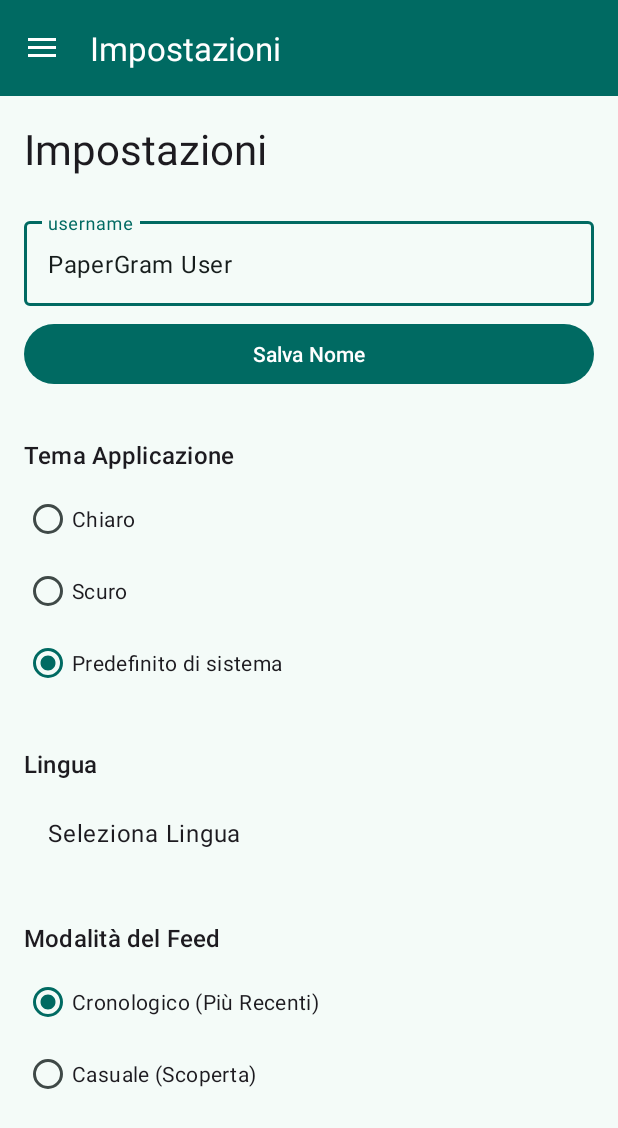
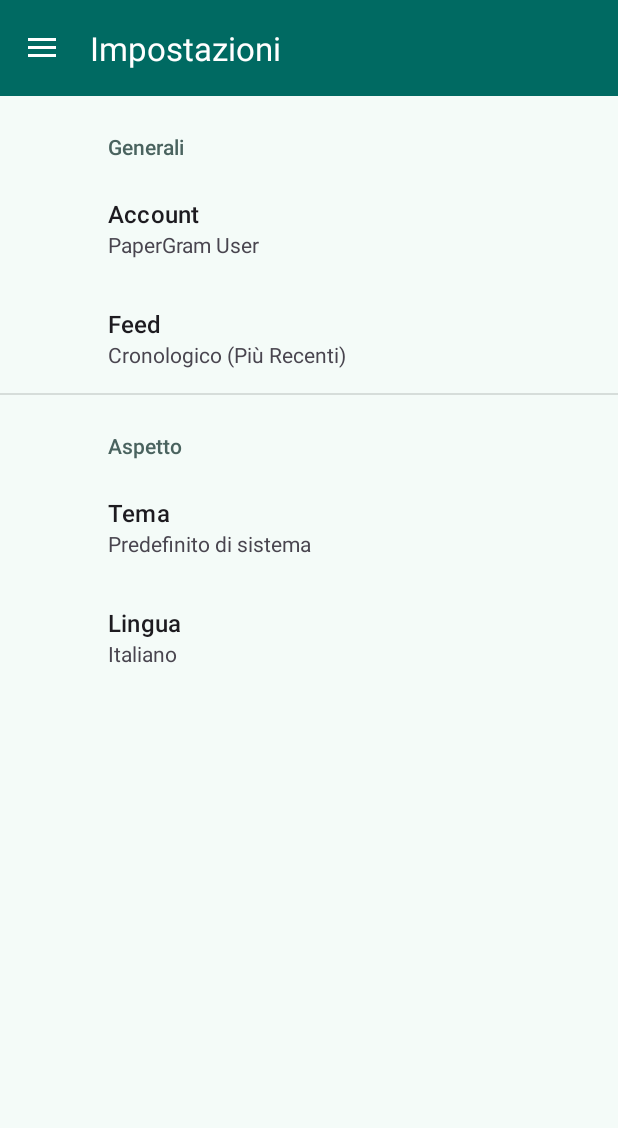
Before and after one commit to andreaturchet/PaperGram, an Android app: the MainActivity screen opened directly, with no data from a screen before it, in the side drawer, after a tap on "Impostazioni", on a phone screen of 412 x 824 dp. Shown: the top 1128 px of the screen. Run offline under Robolectric (Android 15) with nearby library versions, the phone set to English and light mode, and no system bars; our stand-ins replace FlexboxLayout, Room's generated code, Shimmer, androidx.preference, navigation-ui; 2 statements that could not run were skipped.

Commit message:
Resolve navigation and data mapping issues
This commit fixes critical bugs introduced during the recent settings and feed refactoring.

- Resolves a crash when navigating within the settings screen by ensuring all navigation is handled by the Jetpack Navigation Component.
- Fixes an issue where PDF links failed to load by implementing a more robust link generation strategy in the `PaperMapper`, making it independent of inconsistent API data.

```diff
--- a/app/build.gradle.kts
+++ b/app/build.gradle.kts
@@ -77,6 +77,7 @@ dependencies {
     implementation(libs.androidx.swiperefreshlayout)
     implementation(libs.shimmer)
     implementation(libs.photoview)
+    implementation("androidx.preference:preference-ktx:1.2.1")
 
     testImplementation(libs.mockito.kotlin)
     testImplementation(libs.androidx.core.testing)
--- a/app/src/main/java/com/ciwrl/papergram/ui/home/HomeViewModel.kt
+++ b/app/src/main/java/com/ciwrl/papergram/ui/home/HomeViewModel.kt
@@ -53,13 +53,12 @@ class HomeViewModel(
     private val _papers = MutableStateFlow<List<UiPaper>>(emptyList())
     val papers: StateFlow<List<UiPaper>> = _papers.asStateFlow()
 
-    private val paperDeck = mutableListOf<UiPaper>()
     private val categoryMap: Map<String, String> = Datasource.getMainCategories().flatMap { it.subCategories }.associate { it.code to it.name }
     private val paperMapper = PaperMapper(categoryMap)
 
     private var isCurrentlyLoading = false
+    private var hasLoadedAllItems = false
     private var currentStartIndex = 0
-    private var backgroundPreloadJob: Job? = null
 
     init {
         refreshFeed()
@@ -67,95 +66,87 @@ class HomeViewModel(
 
     fun refreshFeed() {
         if (isCurrentlyLoading) return
-        backgroundPreloadJob?.cancel() // Stop any previous preloading
-        paperDeck.clear()
-        fetchInitialBatch()
+
+        hasLoadedAllItems = false
+        _papers.value = emptyList()
+
+        // In random mode, we pick a new random start index. In chronological, we start from 0.
+        val feedMode = UserPreferences.getFeedMode(getApplication())
+        if (feedMode == UserPreferences.FEED_MODE_RANDOM) {
+            val maxRandomOffset = 5000
+            currentStartIndex = (0..maxRandomOffset).random()
+        } else {
+            currentStartIndex = 0
+        }
+
+        fetchPapers()
     }
 
     fun loadMorePapers() {
-        if (paperDeck.isEmpty()) return
-
-        val papersToTake = paperDeck.take(20)
-        paperDeck.removeAll(papersToTake)
-        _papers.update { currentList -> currentList + papersToTake }
-
-        if (paperDeck.size < 20) {
-            preloadDeck() // Pre-fetch more if the deck is getting low
+        if (!isCurrentlyLoading && !hasLoadedAllItems) {
+            fetchPapers()
         }
     }
 
-    private fun fetchInitialBatch() {
+    fun searchPapersByTitle(titleQuery: String) {
+        if (titleQuery.isBlank()) {
+            refreshFeed()
+            return
+        }
+        hasLoadedAllItems = false
+        _papers.value = emptyList()
+        currentStartIndex = 0
+        val apiQuery = "ti:\"$titleQuery\""
+        fetchPapers(customQuery = apiQuery, isSearch = true)
+    }
+
+    private fun fetchPapers(customQuery: String? = null, isSearch: Boolean = false) {
         isCurrentlyLoading = true
-        _papers.value = emptyList()
-        _status.value = ApiStatus.LOADING
+        // Set loading status only if the list is currently empty
+        if (_papers.value.isEmpty()) {
+            _status.value = ApiStatus.LOADING
+        }
 
         viewModelScope.launch {
-            val initialPapers = fetchPapersFromApi(isInitialLoad = true)
-            if (initialPapers != null) {
-                _papers.value = initialPapers
-                _status.value = ApiStatus.DONE
-                preloadDeck() // Start preloading the deck in the background
-            } else {
+            try {
+                val feedMode = UserPreferences.getFeedMode(getApplication())
+                var sortBy = "lastUpdatedDate"
+
+                if (feedMode == UserPreferences.FEED_MODE_RANDOM && !isSearch) {
+                    sortBy = "relevance"
+                }
+
+                val searchQuery = customQuery ?: UserPreferences.getCategories(getApplication()).let {
+                    if (it.isNotEmpty()) it.joinToString(separator = " OR ") { "cat:$it" } else "cat:cs.AI"
+                }
+
+                val arxivResponse = RetrofitInstance.arxivApiService.getRecentPapers(
+                    searchQuery = searchQuery,
+                    sortBy = sortBy,
+                    start = currentStartIndex,
+                    maxResults = 25 // Always fetch small, fast batches
+                )
+
+                if (arxivResponse.isSuccessful && arxivResponse.body() != null) {
+                    val newArxivEntries = arxivResponse.body()?.entries ?: emptyList()
+
+                    if (newArxivEntries.isEmpty()) {
+                        hasLoadedAllItems = true
+                    } else {
+                        val newUiPapers = mapToUiPapers(newArxivEntries)
+                        _papers.update { currentList -> currentList + newUiPapers }
+                        currentStartIndex += newArxivEntries.size
+                    }
+                    _status.value = ApiStatus.DONE
+                } else {
+                    _status.value = ApiStatus.ERROR
+                }
+            } catch (e: Exception) {
+                Log.e("HomeViewModel", "API call failed", e)
                 _status.value = ApiStatus.ERROR
+            } finally {
+                isCurrentlyLoading = false
             }
-            isCurrentlyLoading = false
-        }
-    }
-
-    private fun preloadDeck() {
-        if (isCurrentlyLoading) return
-        isCurrentlyLoading = true
-
-        backgroundPreloadJob = viewModelScope.launch {
-            // Preload 3 more pages for the deck
-            repeat(3) {
-                val nextBatch = fetchPapersFromApi(isInitialLoad = false)
-                if (nextBatch != null) {
-                    paperDeck.addAll(nextBatch.shuffled())
-                } else {
-                    return@launch // Stop preloading on error
-                }
-            }
-            isCurrentlyLoading = false
-        }
-    }
-
-    private suspend fun fetchPapersFromApi(isInitialLoad: Boolean): List<UiPaper>? {
-        return try {
-            val feedMode = UserPreferences.getFeedMode(getApplication())
-            var startIndex = if (isInitialLoad) 0 else currentStartIndex
-            var sortBy = "lastUpdatedDate"
-
-            if (feedMode == UserPreferences.FEED_MODE_RANDOM) {
-                if(isInitialLoad) {
-                    val maxRandomOffset = 4000
-                    startIndex = (0..maxRandomOffset).random()
-                }
-                sortBy = "relevance"
-            }
-            currentStartIndex = startIndex
-
-            val searchQuery = UserPreferences.getCategories(getApplication()).let {
-                if (it.isNotEmpty()) it.joinToString(separator = " OR ") { "cat:$it" } else "cat:cs.AI"
-            }
-
-            val response = RetrofitInstance.arxivApiService.getRecentPapers(
-                searchQuery = searchQuery,
-                sortBy = sortBy,
-                start = currentStartIndex,
-                maxResults = 25
-            )
-
-            currentStartIndex += 25
-
-            if (response.isSuccessful && response.body() != null) {
-                mapToUiPapers(response.body()!!.entries ?: emptyList())
-            } else {
-                null
-            }
-        } catch (e: Exception) {
-            Log.e("HomeViewModel", "API call failed", e)
-            null
         }
     }
 
@@ -173,6 +164,7 @@ class HomeViewModel(
         }
     }
 
+    // Le altre funzioni (toggleLike, toggleSave, etc.) rimangono invariate
     fun toggleSaveState(paper: Paper, isCurrentlySaved: Boolean) {
         viewModelScope.launch {
             withContext(Dispatchers.IO) {
--- a/app/src/main/java/com/ciwrl/papergram/ui/settings/SettingsFragment.kt
+++ b/app/src/main/java/com/ciwrl/papergram/ui/settings/SettingsFragment.kt
@@ -1,119 +1,96 @@
 package com.ciwrl.papergram.ui.settings
 
 import android.os.Bundle
-import android.view.LayoutInflater
-import android.view.View
-import android.view.ViewGroup
-import android.widget.Toast
 import androidx.appcompat.app.AppCompatDelegate
-import androidx.core.os.bundleOf
-import androidx.fragment.app.Fragment
-import androidx.fragment.app.setFragmentResult
-import androidx.fragment.app.viewModels
+import androidx.core.os.LocaleListCompat
+import androidx.navigation.fragment.findNavController
+import androidx.preference.Preference
+import androidx.preference.PreferenceFragmentCompat
+import androidx.preference.PreferenceManager
 import com.ciwrl.papergram.R
 import com.ciwrl.papergram.data.UserPreferences
-import com.ciwrl.papergram.databinding.FragmentSettingsBinding
 import com.google.android.material.dialog.MaterialAlertDialogBuilder
+/**
+ * The main settings screen, acting as a root for all other setting sub-screens.
+ * It extends PreferenceFragmentCompat to automatically build the UI from an XML resource.
+ */
 
-class SettingsFragment : Fragment() {
+class SettingsFragment : PreferenceFragmentCompat() {
 
-    private var _binding: FragmentSettingsBinding? = null
-    private val binding get() = _binding!!
+    override fun onCreatePreferences(savedInstanceState: Bundle?, rootKey: String?) {
+        setPreferencesFromResource(R.xml.root_preferences, rootKey)
 
-    private val viewModel: SettingsViewModel by viewModels()
+        findPreference<Preference>("account_settings")?.setOnPreferenceClickListener {
+            findNavController().navigate(R.id.action_settings_to_account)
+            true
+        }
 
-    override fun onCreateView(
-        inflater: LayoutInflater, container: ViewGroup?,
-        savedInstanceState: Bundle?
-    ): View {
-        _binding = FragmentSettingsBinding.inflate(inflater, container, false)
-        return binding.root
-    }
+        findPreference<Preference>("feed_settings")?.setOnPreferenceClickListener {
+            findNavController().navigate(R.id.action_settings_to_feed)
+            true
+        }
 
-    override fun onViewCreated(view: View, savedInstanceState: Bundle?) {
-        super.onViewCreated(view, savedInstanceState)
+        findPreference<Preference>("theme_settings")?.setOnPreferenceClickListener {
+            findNavController().navigate(R.id.action_settings_to_theme)
+            true
+        }
 
-        binding.editTextUserName.setText(viewModel.getUserName())
-        binding.buttonSaveSettings.setOnClickListener {
-            val newName = binding.editTextUserName.text.toString().trim()
-            if (newName.isNotEmpty()) { binding.textInputLayoutUserName.error = null
-
-                viewModel.saveUserName(newName)
-                Toast.makeText(requireContext(), getString(R.string.name_saved), Toast.LENGTH_SHORT).show()
-            } else {
-                binding.textInputLayoutUserName.error = getString(R.string.name_cannot_be_empty)
-            }
-        }
-        setupThemeSelection()
-        setupLanguageSelection()
-        setupFeedModeSelection()
-    }
-
-    private fun setupLanguageSelection() {
-        binding.textViewLanguage.setOnClickListener {
+        findPreference<Preference>("language_preference")?.setOnPreferenceClickListener {
             showLanguageSelectionDialog()
+            true
         }
     }
 
-    private fun setupThemeSelection() {
-        when (viewModel.getTheme()) {
-            AppCompatDelegate.MODE_NIGHT_NO -> binding.radioLight.isChecked = true
-            AppCompatDelegate.MODE_NIGHT_YES -> binding.radioDark.isChecked = true
-            else -> binding.radioSystem.isChecked = true
+    override fun onResume() {
+        super.onResume()
+        updateSummaries()
+    }
+
+    private fun updateSummaries() {
+        val sharedPreferences = PreferenceManager.getDefaultSharedPreferences(requireContext())
+
+        // Update Account summary
+        val accountPreference: Preference? = findPreference("account_settings")
+        val userName = sharedPreferences.getString("user_name", "PaperGram User")
+        accountPreference?.summary = userName
+
+        // Update Feed summary
+        val feedPreference: Preference? = findPreference("feed_settings")
+        val feedModeValue = sharedPreferences.getString("feed_mode", "chronological")
+        feedPreference?.summary = if (feedModeValue == "random") getString(R.string.settings_feed_mode_random) else getString(R.string.settings_feed_mode_chronological)
+
+        // Update Theme summary
+        val themePreference: Preference? = findPreference("theme_settings")
+        val themeValue = sharedPreferences.getString("selected_theme", "-1")
+        val themeEntries = resources.getStringArray(R.array.theme_entries)
+        val themeValues = resources.getStringArray(R.array.theme_values)
+        val themeIndex = themeValues.indexOf(themeValue)
+        if (themeIndex >= 0) {
+            themePreference?.summary = themeEntries[themeIndex]
         }
 
-        binding.radioGroupTheme.setOnCheckedChangeListener { _, checkedId ->
-            val newTheme = when (checkedId) {
-                R.id.radio_light -> AppCompatDelegate.MODE_NIGHT_NO
-                R.id.radio_dark -> AppCompatDelegate.MODE_NIGHT_YES
-                else -> AppCompatDelegate.MODE_NIGHT_FOLLOW_SYSTEM
-            }
-            viewModel.setTheme(newTheme)
-        }
+        // Update Language summary
+        val languagePreference: Preference? = findPreference("language_preference")
+        val currentLanguageCode = UserPreferences.getLanguage(requireContext())
+        languagePreference?.summary = if (currentLanguageCode == "it") "Italiano" else "English"
     }
 
     private fun showLanguageSelectionDialog() {
         val languages = arrayOf("Italiano", "English")
         val languageCodes = arrayOf("it", "en")
-
-        val currentLanguageCode = viewModel.getLanguage()
+        val currentLanguageCode = UserPreferences.getLanguage(requireContext())
         val checkedItem = languageCodes.indexOf(currentLanguageCode).coerceAtLeast(0)
 
         MaterialAlertDialogBuilder(requireContext())
-            .setTitle("Seleziona Lingua")
+            .setTitle(getString(R.string.select_lang))
             .setSingleChoiceItems(languages, checkedItem) { dialog, which ->
                 val selectedLanguageCode = languageCodes[which]
-
-                viewModel.setLanguage(selectedLanguageCode)
-
-                dialog.dismiss()
-
-                requireActivity().recreate()
-            }
-            .setNegativeButton("Annulla") { dialog, _ ->
+                UserPreferences.saveLanguage(requireContext(), selectedLanguageCode)
+                val appLocale = LocaleListCompat.forLanguageTags(selectedLanguageCode)
+                AppCompatDelegate.setApplicationLocales(appLocale)
                 dialog.dismiss()
             }
+            .setNegativeButton(android.R.string.cancel, null)
             .show()
     }
-
-    private fun setupFeedModeSelection() {
-        when (viewModel.getFeedMode()) {
-            UserPreferences.FEED_MODE_RANDOM -> binding.radioRandom.isChecked = true
-            else -> binding.radioChronological.isChecked = true
-        }
-
-        binding.radioGroupFeedMode.setOnCheckedChangeListener { _, checkedId ->
-            val newMode = when (checkedId) {
-                R.id.radio_random -> UserPreferences.FEED_MODE_RANDOM
-                else -> UserPreferences.FEED_MODE_CHRONOLOGICAL
-            }
-            viewModel.saveFeedMode(newMode)
-            setFragmentResult("feed_mode_changed", bundleOf())
-        }
-    }
-
-    override fun onDestroyView() {
-        super.onDestroyView()
-        _binding = null
-    }
 }
--- a/app/src/main/res/navigation/mobile_navigation.xml
+++ b/app/src/main/res/navigation/mobile_navigation.xml
@@ -42,8 +42,31 @@
     <fragment
         android:id="@+id/nav_settings"
         android:name="com.ciwrl.papergram.ui.settings.SettingsFragment"
-        android:label="@string/impostazioni"
-        tools:layout="@layout/fragment_settings" />
+        android:label="@string/impostazioni" >
+
+        <action
+            android:id="@+id/action_settings_to_account"
+            app:destination="@id/accountSettingsFragment" />
+        <action
+            android:id="@+id/action_settings_to_feed"
+            app:destination="@id/feedSettingsFragment" />
+        <action
+            android:id="@+id/action_settings_to_theme"
+            app:destination="@id/themeSettingsFragment" />
+    </fragment>
+
+    <fragment
+        android:id="@+id/accountSettingsFragment"
+        android:name="com.ciwrl.papergram.ui.settings.sub.AccountSettingsFragment"
+        android:label="Account" />
+    <fragment
+        android:id="@+id/feedSettingsFragment"
+        android:name="com.ciwrl.papergram.ui.settings.sub.FeedSettingsFragment"
+        android:label="Feed" />
+    <fragment
+        android:id="@+id/themeSettingsFragment"
+        android:name="com.ciwrl.papergram.ui.settings.sub.ThemeSettingsFragment"
+        android:label="Tema" />
 
     <fragment
         android:id="@+id/nav_categories"
--- /dev/null
+++ b/app/src/main/res/values/array.xml
@@ -0,0 +1,21 @@
+<resources>
+    <string-array name="theme_entries">
+        <item>Chiaro</item>
+        <item>Scuro</item>
+        <item>Predefinito di sistema</item>
+    </string-array>
+    <string-array name="theme_values">
+        <item>1</item>
+        <item>2</item>
+        <item>-1</item>
+    </string-array>
+
+    <string-array name="feed_mode_entries">
+        <item>Cronologico (Più Recenti)</item>
+        <item>Casuale (Scoperta)</item>
+    </string-array>
+    <string-array name="feed_mode_values">
+        <item>chronological</item>
+        <item>random</item>
+    </string-array>
+</resources>
--- a/app/src/main/res/values/strings.xml
+++ b/app/src/main/res/values/strings.xml
@@ -134,6 +134,24 @@
     <string name="share_body_text">Dai un\'occhiata a questo paper:\n\n*%1$s*\n\nAutori: %2$s\n\nLink: %3$s</string>
     <string name="name_cannot_be_empty">Il nome non può essere vuoto</string>
 
+    <string name="settings_category_general">Generali</string>
+    <string name="settings_category_appearance">Aspetto</string>
+
+    <string name="settings_account_title">Account</string>
+    <string name="settings_account_summary">Modifica il tuo nome utente</string>
+    <string name="settings_account_dialog_title">Inserisci il tuo nome</string>
+
+    <string name="settings_feed_title">Feed</string>
+    <string name="settings_feed_summary">Scegli come visualizzare i paper</string>
+    <string name="settings_feed_dialog_title">Scegli una modalità</string>
+
+    <string name="settings_theme_title">Tema</string>
+    <string name="settings_theme_summary">Scegli il tema chiaro, scuro o di sistema</string>
+    <string name="settings_theme_dialog_title">Scegli un tema</string>
+
+    <string name="settings_language_title">Lingua</string>
+    <string name="settings_language_summary">Seleziona la lingua dell\'applicazione</string>
+
     <string name="settings_feed_mode_title">Modalità del Feed</string>
     <string name="settings_feed_mode_chronological">Cronologico (Più Recenti)</string>
     <string name="settings_feed_mode_random">Casuale (Scoperta)</string>
--- /dev/null
+++ b/app/src/main/res/xml/root_preferences.xml
@@ -0,0 +1,22 @@
+<PreferenceScreen xmlns:app="http://schemas.android.com/apk/res-auto">
+    <PreferenceCategory app:title="@string/settings_category_general">
+        <Preference
+            app:key="account_settings"
+            app:title="@string/settings_account_title"
+            app:summary="@string/settings_account_summary" />
+        <Preference
+            app:key="feed_settings"
+            app:title="@string/settings_feed_title"
+            app:summary="@string/settings_feed_summary" />
+    </PreferenceCategory>
+    <PreferenceCategory app:title="@string/settings_category_appearance">
+        <Preference
+            app:key="theme_settings"
+            app:title="@string/settings_theme_title"
+            app:summary="@string/settings_theme_summary" />
+        <Preference
+            app:key="language_preference"
+            app:title="@string/settings_language_title"
+            app:summary="@string/settings_language_summary" />
+    </PreferenceCategory>
+</PreferenceScreen>
```
Also changed, not shown: app/src/main/java/com/ciwrl/papergram/data/model/PaperMapper.kt (+4 -11 lines), app/src/main/java/com/ciwrl/papergram/ui/home/FeedFragment.kt (+10 -8 lines), app/src/main/java/com/ciwrl/papergram/ui/settings/sub/AccountSettingsFragment.kt (added, +28 -0 lines), app/src/main/java/com/ciwrl/papergram/ui/settings/sub/FeedSettingsFragment.kt (added, +24 -0 lines), app/src/main/java/com/ciwrl/papergram/ui/settings/sub/ThemeSettingsFragment.kt (added, +22 -0 lines), app/src/main/res/xml/account_preferences.xml (added, +8 -0 lines), app/src/main/res/xml/feed_preferences.xml (added, +10 -0 lines), app/src/main/res/xml/theme_preferences.xml (added, +10 -0 lines), 2 other files.
